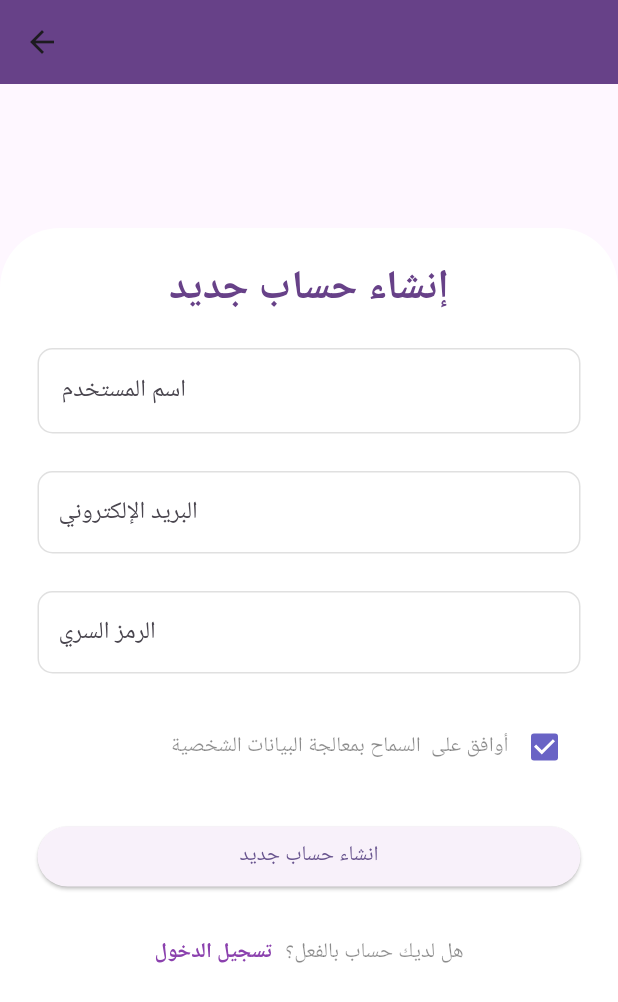
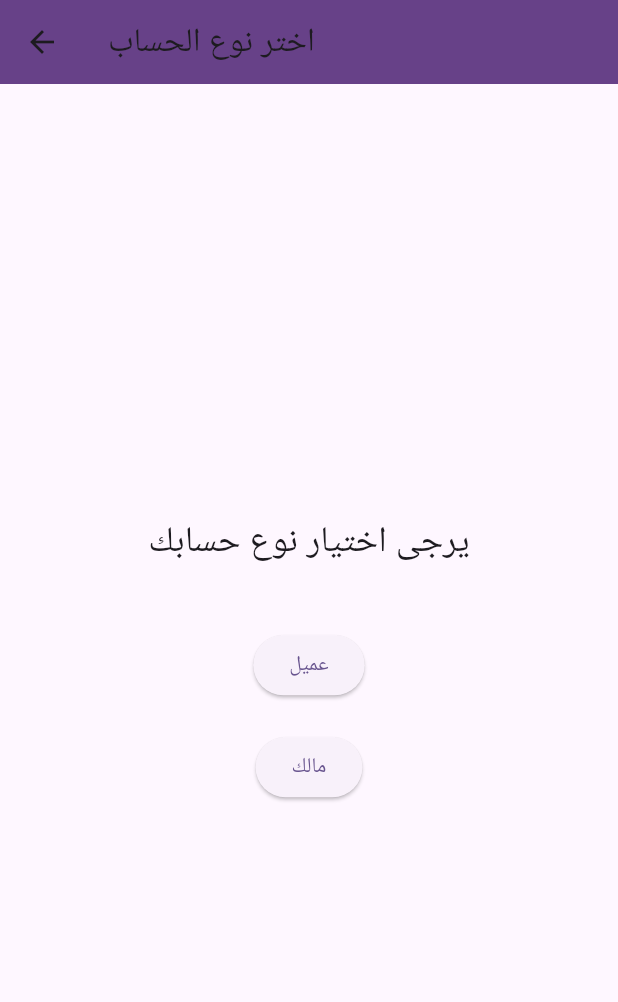
Before and after one commit to GhalaAlotaibi/2024-25_GP_9, a Flutter app: the screen it shows after launch, after a tap on "حساب جديد", on a phone screen of 412 x 824 dp. Shown: the top 1002 px of the screen. Run offline on Flutter 3.47's test engine with Material 3 defaults, Android fonts, the phone set to English and light mode, and no system bars.

Commit message:
UserTypeSelectionPage

```diff
--- a/lib/screens/login_screen.dart
+++ b/lib/screens/login_screen.dart
@@ -1,5 +1,6 @@
 import 'package:flutter/material.dart';
 import 'customer_signup_screen.dart'; // Import your signup screen
+import 'userTypeSelection_screen.dart';
 
 class LogInScreen extends StatefulWidget {
   const LogInScreen({super.key});
@@ -175,7 +176,8 @@ class _LogInScreenState extends State<LogInScreen> {
                                 Navigator.push(
                                   context,
                                   MaterialPageRoute(
-                                    builder: (e) => const SignUpScreen(),
+                                    builder: (e) =>
+                                        const UserTypeSelectionPage(),
                                   ),
                                 );
                               },
--- /dev/null
+++ b/lib/screens/userTypeSelection_screen.dart
@@ -0,0 +1,53 @@
+import 'package:flutter/material.dart';
+import 'customer_signup_screen.dart'; // Import your customer signup screen
+//import 'owner_signup_screen.dart'; // Import your owner signup screen
+
+class UserTypeSelectionPage extends StatelessWidget {
+  const UserTypeSelectionPage({super.key});
+
+  @override
+  Widget build(BuildContext context) {
+    return Scaffold(
+      appBar: AppBar(
+        title: const Text('اختر نوع الحساب'), // Title in Arabic
+        backgroundColor: const Color(0xFF674188),
+      ),
+      body: Center(
+        child: Column(
+          mainAxisAlignment: MainAxisAlignment.center,
+          children: [
+            const Text(
+              'يرجى اختيار نوع حسابك', // Prompt in Arabic
+              style: TextStyle(fontSize: 24.0),
+            ),
+            const SizedBox(height: 40.0),
+            ElevatedButton(
+              onPressed: () {
+                Navigator.push(
+                  context,
+                  MaterialPageRoute(
+                    builder: (context) =>
+                        const SignUpScreen(), // Navigate to Customer Sign Up
+                  ),
+                );
+              },
+              child: const Text('عميل'), // Button text for Customer
+            ),
+            const SizedBox(height: 20.0),
+            ElevatedButton(
+              onPressed: () {
+                // Navigator.push(
+                // context,
+                //MaterialPageRoute(
+                //  builder: (context) => const OwnerSignUpScreen(), // Navigate to Owner Sign Up
+                // ),
+                //);
+              },
+              child: const Text('مالك'), // Button text for Owner
+            ),
+          ],
+        ),
+      ),
+    );
+  }
+}
--- a/lib/screens/welcome_screen.dart
+++ b/lib/screens/welcome_screen.dart
@@ -1,6 +1,6 @@
 import 'package:flutter/material.dart';
 import 'login_screen.dart';
-import 'customer_signup_screen.dart';
+import 'userTypeSelection_screen.dart';
 import '/widgets/welcome_button.dart';
 
 class WelcomeScreen extends StatelessWidget {
@@ -9,12 +9,8 @@ class WelcomeScreen extends StatelessWidget {
   @override
   Widget build(BuildContext context) {
     return Scaffold(
-      // appBar: AppBar(
-      // backgroundColor:Color(0xFF674188),
-      //),
       extendBodyBehindAppBar: true,
       backgroundColor: Colors.white,
-      //backgroundColor: const Color(0xFFF7EFE5),
       body: SafeArea(
         child: Column(
           mainAxisAlignment: MainAxisAlignment.center, // Center vertically
@@ -73,7 +69,7 @@ class WelcomeScreen extends StatelessWidget {
                             context,
                             MaterialPageRoute(
                               builder: (context) =>
-                                  const SignUpScreen(), // Navigate to SignUpScreen
+                                  const UserTypeSelectionPage(),
                             ),
                           );
                         },
```
